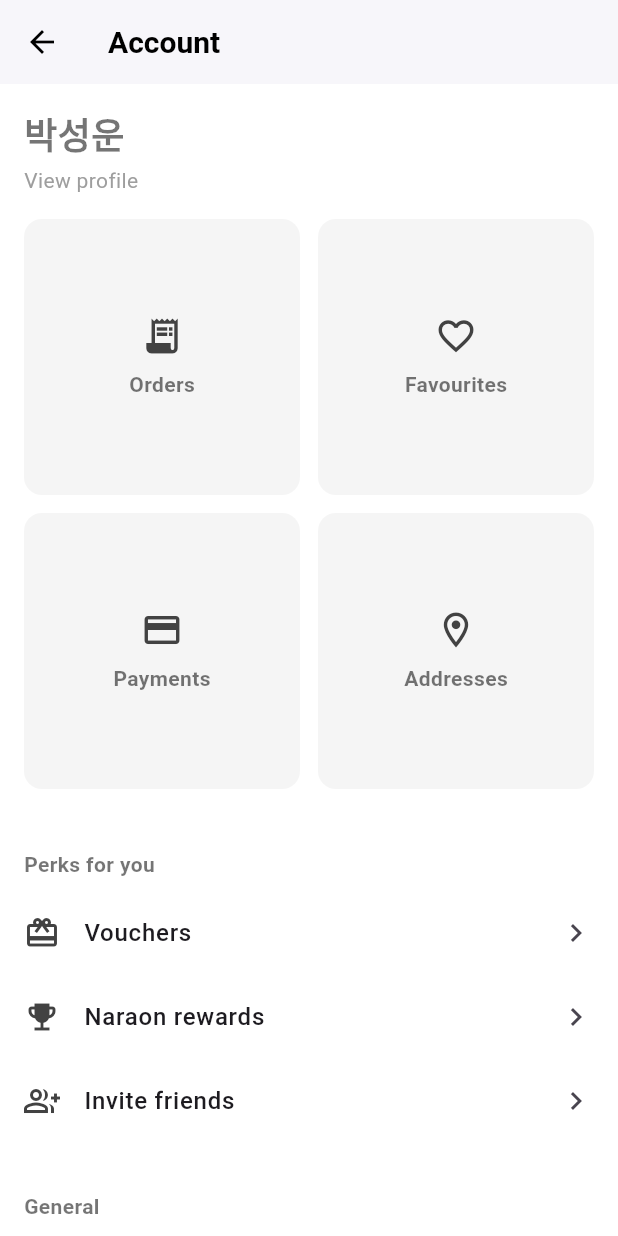
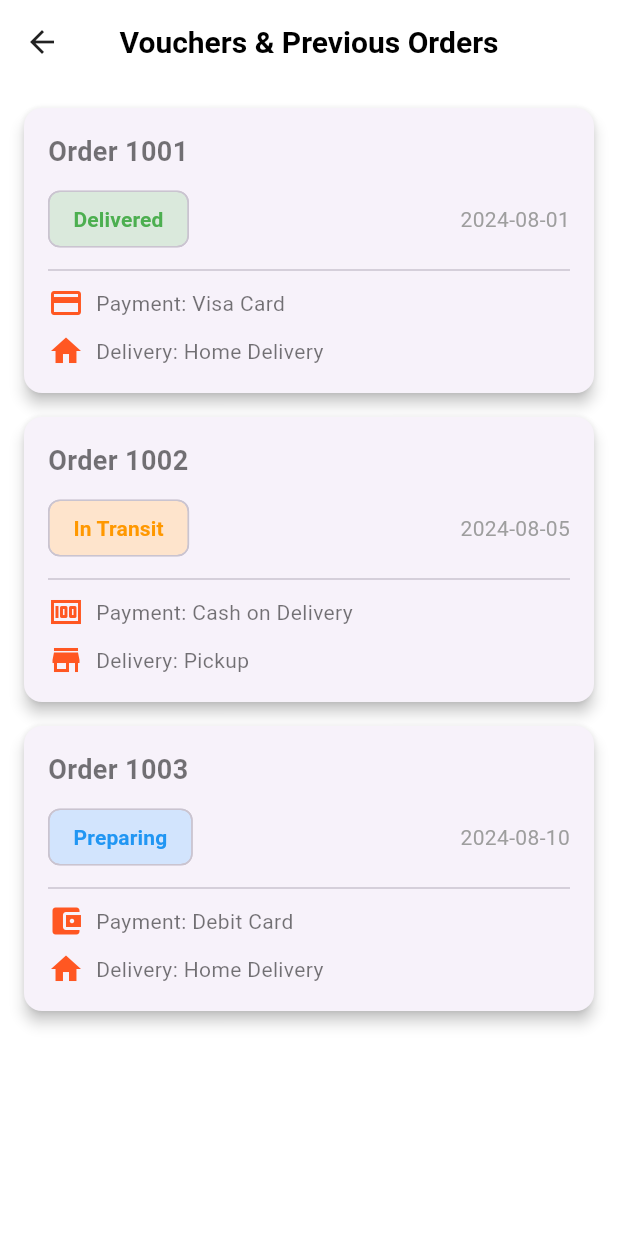
Before and after one commit to htetaungkyawmx/pizza_app, a Flutter app: the ProfileScreen screen opened by its route, after a tap on "Vouchers", on a phone screen of 412 x 824 dp. Run offline on Flutter 3.47's test engine with Material 3 defaults, Android fonts, the phone set to English and light mode, and no system bars; our stand-ins replace geolocator.

Commit message:
profile screen upgrade new features

```diff
--- a/lib/screens/profile_screen.dart
+++ b/lib/screens/profile_screen.dart
@@ -1,9 +1,16 @@
+import 'package:flutter/cupertino.dart';
 import 'package:flutter/material.dart';
 import 'package:pizza_app/screens/payments_screen.dart';
+import 'package:pizza_app/screens/terms_policies_screen.dart';
+import 'package:pizza_app/screens/vouchers_screen.dart';
+
 import 'addresses_screen.dart';
 import 'favourites_screen.dart';
+import 'help_center_screen.dart';
+import 'invite_friends_screen.dart';
 import 'login_screen.dart';
-import 'orders_screen.dart'; // Make sure this path is correct
+import 'naraon_rewards_screen.dart';
+import 'orders_screen.dart';
 
 class ProfileScreen extends StatelessWidget {
   const ProfileScreen({super.key});
@@ -86,13 +93,33 @@ class ProfileScreen extends StatelessWidget {
           ),
           const SizedBox(height: 32),
           const _SectionTitle(title: 'Perks for you'),
-          const _ListTileRow(icon: Icons.card_giftcard, label: 'Vouchers'),
-          const _ListTileRow(icon: Icons.emoji_events, label: 'Naraon rewards'),
-          const _ListTileRow(icon: Icons.group_add_outlined, label: 'Invite friends'),
+          _ListTileRow(
+            icon: Icons.card_giftcard,
+            label: 'Vouchers',
+            onTap: () => _navigateTo(context, const VouchersScreen()),
+          ),
+          _ListTileRow(
+            icon: Icons.emoji_events,
+            label: 'Naraon rewards',
+            onTap: () => _navigateTo(context, const NaraonRewardsScreen()),
+          ),
+          _ListTileRow(
+            icon: Icons.group_add_outlined,
+            label: 'Invite friends',
+            onTap: () => _navigateTo(context, const InviteFriendsScreen()),
+          ),
           const SizedBox(height: 24),
           const _SectionTitle(title: 'General'),
-          const _ListTileRow(icon: Icons.help_outline, label: 'Help center'),
-          const _ListTileRow(icon: Icons.policy_outlined, label: 'Terms & policies'),
+          _ListTileRow(
+            icon: Icons.help_outline,
+            label: 'Help center',
+            onTap: () => _navigateTo(context, const HelpCenterScreen()),
+          ),
+          _ListTileRow(
+            icon: Icons.policy_outlined,
+            label: 'Terms & policies',
+            onTap: () => _navigateTo(context, const TermsPoliciesScreen()),
+          ),
           const SizedBox(height: 32),
           ElevatedButton.icon(
             onPressed: () => _logout(context),
@@ -151,8 +178,9 @@ class _ProfileTile extends StatelessWidget {
 class _ListTileRow extends StatelessWidget {
   final IconData icon;
   final String label;
+  final VoidCallback? onTap;
 
-  const _ListTileRow({required this.icon, required this.label});
+  const _ListTileRow({required this.icon, required this.label, this.onTap});
 
   @override
   Widget build(BuildContext context) {
@@ -161,9 +189,7 @@ class _ListTileRow extends StatelessWidget {
       leading: Icon(icon, color: Colors.grey.shade800),
       title: Text(label, style: const TextStyle(fontWeight: FontWeight.w500)),
       trailing: const Icon(Icons.chevron_right),
-      onTap: () {
-        // TODO: Handle tap
-      },
+      onTap: onTap,
     );
   }
 }
--- /dev/null
+++ b/lib/screens/vouchers_screen.dart
@@ -0,0 +1,130 @@
+import 'package:flutter/material.dart';
+
+class VouchersScreen extends StatelessWidget {
+  const VouchersScreen({super.key});
+
+  final List<Map<String, String>> previousOrders = const [
+    {
+      'orderId': '1001',
+      'status': 'Delivered',
+      'payment': 'Visa Card',
+      'delivery': 'Home Delivery',
+      'date': '2024-08-01',
+    },
+    {
+      'orderId': '1002',
+      'status': 'In Transit',
+      'payment': 'Cash on Delivery',
+      'delivery': 'Pickup',
+      'date': '2024-08-05',
+    },
+    {
+      'orderId': '1003',
+      'status': 'Preparing',
+      'payment': 'Debit Card',
+      'delivery': 'Home Delivery',
+      'date': '2024-08-10',
+    },
+  ];
+
+  Color _statusColor(String status) {
+    switch (status.toLowerCase()) {
+      case 'delivered':
+        return Colors.green;
+      case 'in transit':
+        return Colors.orange;
+      case 'preparing':
+        return Colors.blue;
+      default:
+        return Colors.grey;
+    }
+  }
+
+  IconData _paymentIcon(String payment) {
+    switch (payment.toLowerCase()) {
+      case 'visa card':
+        return Icons.credit_card;
+      case 'debit card':
+        return Icons.account_balance_wallet;
+      case 'cash on delivery':
+        return Icons.money;
+      default:
+        return Icons.payment;
+    }
+  }
+
+  IconData _deliveryIcon(String delivery) {
+    switch (delivery.toLowerCase()) {
+      case 'home delivery':
+        return Icons.home;
+      case 'pickup':
+        return Icons.store;
+      default:
+        return Icons.local_shipping;
+    }
+  }
+
+  @override
+  Widget build(BuildContext context) {
+    return Scaffold(
+      appBar: AppBar(title: const Text('Vouchers & Previous Orders')),
+      body: ListView.builder(
+        padding: const EdgeInsets.all(16),
+        itemCount: previousOrders.length,
+        itemBuilder: (context, index) {
+          final order = previousOrders[index];
+          final status = order['status'] ?? '';
+          final payment = order['payment'] ?? '';
+          final delivery = order['delivery'] ?? '';
+          final date = order['date'] ?? '';
+
+          return Card(
+            margin: const EdgeInsets.only(bottom: 16),
+            shape: RoundedRectangleBorder(borderRadius: BorderRadius.circular(12)),
+            elevation: 4,
+            child: Padding(
+              padding: const EdgeInsets.all(16),
+              child: Column(
+                crossAxisAlignment: CrossAxisAlignment.start,
+                children: [
+                  Text(
+                    'Order ${order['orderId']}',
+                    style: const TextStyle(fontSize: 18, fontWeight: FontWeight.bold),
+                  ),
+                  const SizedBox(height: 8),
+                  Row(
+                    children: [
+                      Chip(
+                        label: Text(status),
+                        backgroundColor: _statusColor(status).withOpacity(0.2),
+                        labelStyle: TextStyle(color: _statusColor(status), fontWeight: FontWeight.bold),
+                      ),
+                      const Spacer(),
+                      Text(date, style: const TextStyle(color: Colors.grey)),
+                    ],
+                  ),
+                  const Divider(height: 20),
+                  Row(
+                    children: [
+                      Icon(_paymentIcon(payment), color: Colors.deepOrange),
+                      const SizedBox(width: 8),
+                      Text('Payment: $payment'),
+                    ],
+                  ),
+                  const SizedBox(height: 8),
+                  Row(
+                    children: [
+                      Icon(_deliveryIcon(delivery), color: Colors.deepOrange),
+                      const SizedBox(width: 8),
+                      Text('Delivery: $delivery'),
+                    ],
+                  ),
+                ],
+              ),
+            ),
+          );
+        },
+      ),
+    );
+  }
+}
--- a/pubspec.yaml
+++ b/pubspec.yaml
@@ -12,6 +12,7 @@ dependencies:
   http: ^1.2.1
   geolocator: ^11.0.0
   uuid: ^4.3.0
+  url_launcher: ^6.1.10
 
 dev_dependencies:
   flutter_lints: ^3.0.1
```
Also changed, not shown: lib/screens/help_center_screen.dart (added, +53 -0 lines), lib/screens/invite_friends_screen.dart (added, +65 -0 lines), lib/screens/naraon_rewards_screen.dart (added, +55 -0 lines), lib/screens/terms_policies_screen.dart (added, +91 -0 lines), pubspec.lock.
